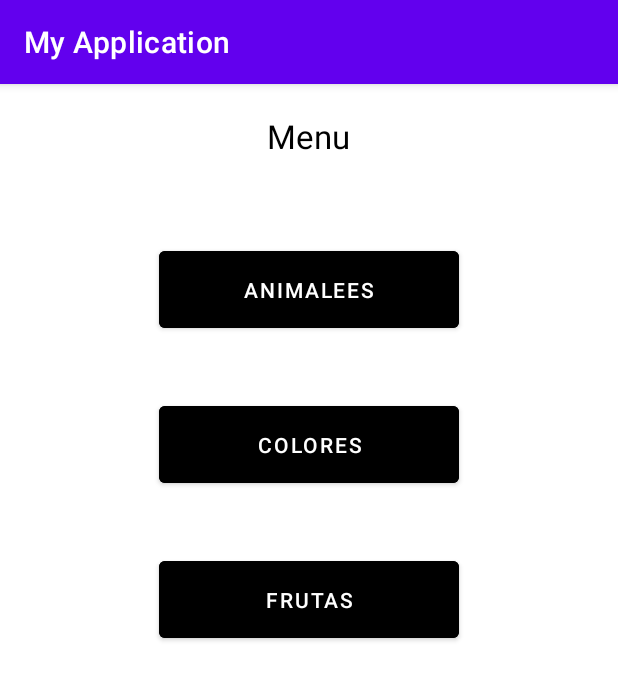
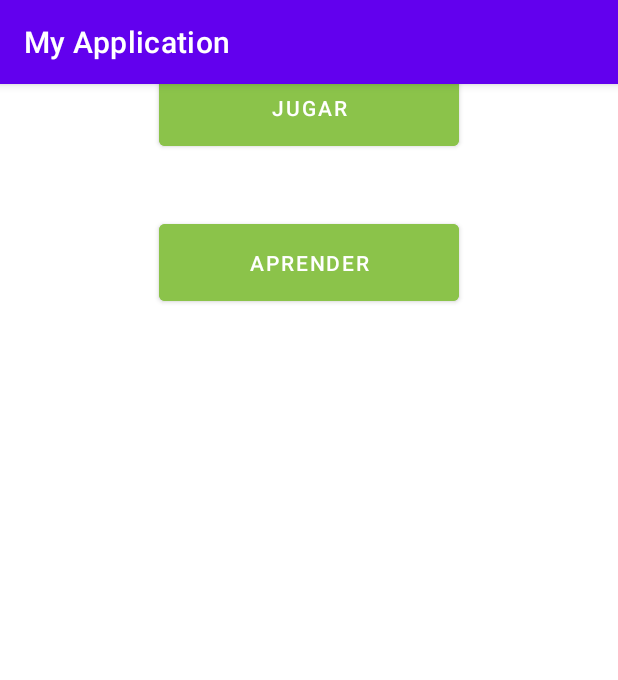
Before and after one commit to JersonEsteban/appAndroid, an Android app: the screen it shows after launch (MenuApp before the commit, Menuprincipal after it), after a tap on "INGRESAR", on a phone screen of 412 x 824 dp. Shown: the top 680 px of the screen. Run offline under Robolectric (Android 15) with nearby library versions, the phone set to English and light mode, and no system bars.

Commit message:
sonidos y cambie menu principal

```diff
--- a/app/src/main/AndroidManifest.xml
+++ b/app/src/main/AndroidManifest.xml
@@ -12,6 +12,12 @@
         android:supportsRtl="true"
         android:theme="@style/Theme.MyApplication"
         tools:targetApi="31">
+        <activity
+            android:name=".Pregunta1"
+            android:exported="false" />
+        <activity
+            android:name=".Menuprincipal"
+            android:exported="false" />
         <activity
             android:name=".Colore"
             android:exported="false" />
--- a/app/src/main/java/com/jerson/myapplication/MainActivity.java
+++ b/app/src/main/java/com/jerson/myapplication/MainActivity.java
@@ -17,7 +17,7 @@ public class MainActivity extends AppCompatActivity {
         btnNext.setOnClickListener(new View.OnClickListener() {
             @Override
             public void onClick(View v) {
-                Intent intent = new Intent(MainActivity.this,MenuApp.class);
+                Intent intent = new Intent(MainActivity.this,Menuprincipal.class);
                 startActivity(intent);
 
 
--- /dev/null
+++ b/app/src/main/java/com/jerson/myapplication/Menuprincipal.java
@@ -0,0 +1,42 @@
+package com.jerson.myapplication;
+
+import android.content.Intent;
+import android.os.Bundle;
+import android.view.View;
+import android.widget.Button;
+
+import androidx.activity.EdgeToEdge;
+import androidx.appcompat.app.AppCompatActivity;
+import androidx.core.graphics.Insets;
+import androidx.core.view.ViewCompat;
+import androidx.core.view.WindowInsetsCompat;
+
+public class Menuprincipal extends AppCompatActivity {
+
+    Button btnJugar;
+    Button btnAprender;
+
+    @Override
+    protected void onCreate(Bundle savedInstanceState) {
+        super.onCreate(savedInstanceState);
+        EdgeToEdge.enable(this);
+        setContentView(R.layout.activity_menuprincipal);
+        btnJugar = findViewById(R.id.btnJuego);
+        btnJugar.setOnClickListener(new View.OnClickListener() {
+            @Override
+            public void onClick(View view) {
+                Intent intent = new Intent(Menuprincipal.this,Pregunta1.class);
+                startActivity(intent);
+            }
+        });
+        btnAprender = findViewById(R.id.btnAprendo);
+        btnAprender.setOnClickListener(new View.OnClickListener() {
+            @Override
+            public void onClick(View view) {
+                Intent intent = new Intent(Menuprincipal.this,MenuApp.class);
+                startActivity(intent);
+            }
+        });
+
+    }
+}
--- a/app/src/main/res/layout/activity_menu_app.xml
+++ b/app/src/main/res/layout/activity_menu_app.xml
@@ -12,7 +12,7 @@
         android:layout_gravity="center"
         android:textSize="22sp"
         android:padding="16dp"
-        android:textColor="@color/black"
+        android:textColor="@color/teal_700"
         android:layout_marginTop="60dp"
         />
 
@@ -25,7 +25,7 @@
         android:text="@string/titulo5"
         android:padding="16dp"
         android:layout_marginTop="40dp"
-        android:backgroundTint="@color/black"
+        android:backgroundTint="@color/green"
         android:id="@+id/btnAnimales"
         />
 
@@ -37,7 +37,7 @@
         android:text="@string/titulo6"
         android:padding="16dp"
         android:layout_marginTop="40dp"
-        android:backgroundTint="@color/black"/>
+        android:backgroundTint="@color/green"/>
 
     <Button
         android:id="@+id/btnFrutas"
@@ -47,7 +47,7 @@
         android:text="@string/titulo7"
         android:padding="16dp"
         android:layout_marginTop="40dp"
-        android:backgroundTint="@color/black"/>
+        android:backgroundTint="@color/green"/>
 
 
 </LinearLayout>
--- /dev/null
+++ b/app/src/main/res/layout/activity_menuprincipal.xml
@@ -0,0 +1,36 @@
+<?xml version="1.0" encoding="utf-8"?>
+<LinearLayout xmlns:android="http://schemas.android.com/apk/res/android"
+    xmlns:app="http://schemas.android.com/apk/res-auto"
+    xmlns:tools="http://schemas.android.com/tools"
+    android:id="@+id/main"
+    android:layout_width="match_parent"
+    android:layout_height="match_parent"
+    tools:context=".Menuprincipal"
+    android:orientation="vertical">
+
+
+    <Button
+
+
+        android:id="@+id/btnJuego"
+        android:layout_width="200dp"
+        android:layout_height="wrap_content"
+        android:layout_gravity="center"
+        android:text="@string/titulo12"
+        android:padding="16dp"
+        android:layout_marginTop="40dp"
+        android:backgroundTint="@color/green"
+
+        />
+
+    <Button
+        android:id="@+id/btnAprendo"
+        android:layout_width="200dp"
+        android:layout_height="wrap_content"
+        android:layout_gravity="center"
+        android:text="@string/titulo13"
+        android:padding="16dp"
+        android:layout_marginTop="40dp"
+        android:backgroundTint="@color/green"/>
+
+</LinearLayout>
--- a/app/src/main/res/values/strings.xml
+++ b/app/src/main/res/values/strings.xml
@@ -11,4 +11,9 @@
     <string name="titulo9">Gato</string>
     <string name="titulo10">Loro</string>
     <string name="titulo11">clc</string>
+    <string name="titulo12">Jugar</string>
+    <string name="titulo13">Aprender</string>
+    <string name="titulo14">Siguiente</string>
+
+    <string name="pregunta11">¿Cual es Dog?</string>
 </resources>
```
Also changed, not shown: app/src/main/java/com/jerson/myapplication/Pregunta1.java (added, +37 -0 lines), app/src/main/res/layout/activity_pregunta1.xml (added, +69 -0 lines), 1 other file.
